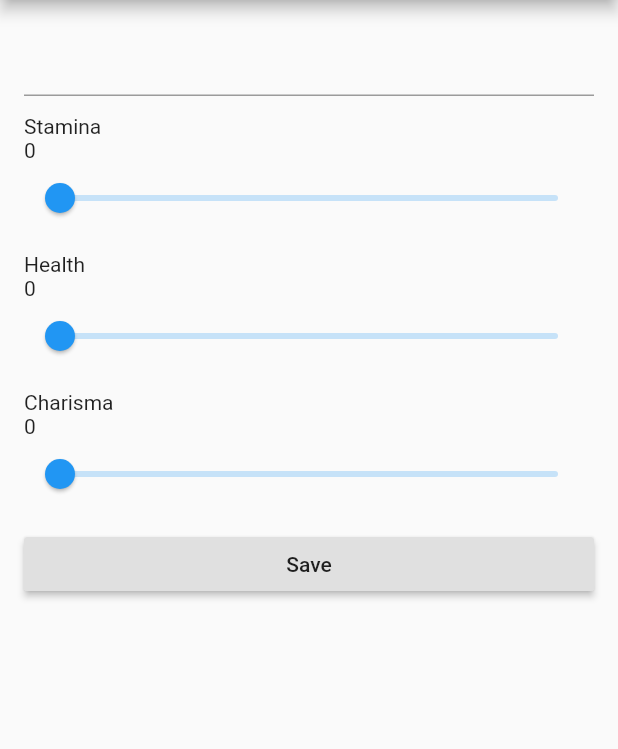
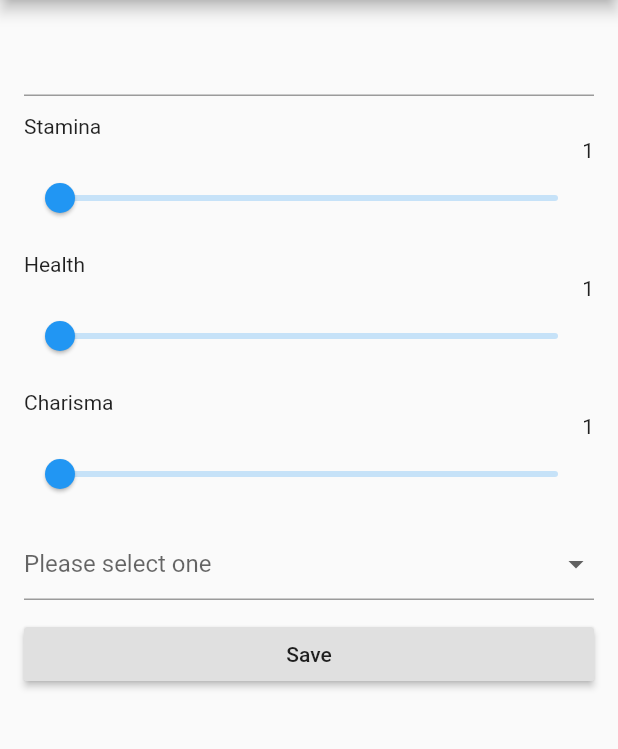
Before and after one commit to R4H4D/HeroApp, a Flutter app: the screen it shows after launch, after a tap on the "add" icon, on a phone screen of 412 x 824 dp, the part 84-833 px from its top. Run offline on Flutter 3.47's test engine with Material 2 defaults, Android fonts, the phone set to English and light mode, and no system bars.

Commit message:
Latest Modifications

```diff
--- a/lib/src/model/hero.dart
+++ b/lib/src/model/hero.dart
@@ -26,6 +26,9 @@ class Hero {
       case Origin.Marvel:
         return "Marvel";
         break;
+      case Origin.None:
+        return null;
+        break;
       default:
         return "Unknown";
     }
--- a/lib/src/util/constraints.dart
+++ b/lib/src/util/constraints.dart
@@ -3,10 +3,11 @@ import 'package:hero/src/model/hero.dart';
 enum Origin {
   DC,
   Marvel,
+  None,
 }
 
-List<Hero> heroes = [
-  Hero(
+Map<int, Hero> heroes = {
+  0: Hero(
     id: 1,
     name: "Batman",
     health: 65,
@@ -15,7 +16,7 @@ List<Hero> heroes = [
     origin: Origin.DC,
     //image: "assets/images/batman.jpg",
   ),
-  Hero(
+  1: Hero(
     id: 2,
     name: "Superman",
     health: 100,
@@ -24,7 +25,7 @@ List<Hero> heroes = [
     origin: Origin.DC,
     //image: "assets/images/superman.jpg",
   ),
-  Hero(
+  2: Hero(
     id: 3,
     name: "Joker",
     health: 60,
@@ -33,7 +34,7 @@ List<Hero> heroes = [
     origin: Origin.DC,
     //image: "assets/images/joker.jpg",
   ),
-  Hero(
+  3: Hero(
     id: 4,
     name: "Captain America",
     health: 90,
@@ -42,7 +43,7 @@ List<Hero> heroes = [
     origin: Origin.Marvel,
     //image: "assets/images/captain.jpg",
   ),
-  Hero(
+  4: Hero(
     id: 5,
     name: "Iron Man",
     health: 85,
@@ -51,4 +52,4 @@ List<Hero> heroes = [
     origin: Origin.Marvel,
     //image: "assets/images/iron_man.jpg",
   ),
-];
+};
--- a/lib/src/view/screen_dashboard.dart
+++ b/lib/src/view/screen_dashboard.dart
@@ -1,7 +1,6 @@
 import 'package:flutter/cupertino.dart';
 import 'package:flutter/material.dart';
 import 'package:hero/src/view/screen_hero_details.dart';
-import 'package:hero/src/util/constraints.dart';
 import 'package:hero/src/util/helper.dart';
 import 'package:hero/src/model/hero.dart' as model;
 import 'package:hero/src/view/widget/widget_insert_hero.dart';
@@ -31,7 +30,7 @@ class _DashboardScreenState extends State<DashboardScreen> {
               builder: (context) => InsertHero(
                 onSuccess: () {
                   setState(() {
-
+                    heroList = Helper.getAllHeroes();
                   });
                 },
               ),
@@ -75,7 +74,7 @@ class _DashboardScreenState extends State<DashboardScreen> {
                           builder: (context) => HeroDetails(
                             id: hero.id, onRefresh: () {
                               setState(() {
-
+                                heroList = Helper.getAllHeroes();
                               });
                             },
                           ),
@@ -133,7 +132,7 @@ class _DashboardScreenState extends State<DashboardScreen> {
                     ),
                   );
                 },
-                itemCount: heroes.length,
+                itemCount: heroList.length,
                 scrollDirection: Axis.vertical,
                 physics: ScrollPhysics(),
               ),
--- a/lib/src/view/widget/widget_insert_hero.dart
+++ b/lib/src/view/widget/widget_insert_hero.dart
@@ -15,10 +15,12 @@ class InsertHero extends StatefulWidget {
 class _InsertHeroState extends State<InsertHero> {
   TextEditingController nameController = TextEditingController();
 
-  int stamina = 0;
-  int health = 0;
-  int charisma = 0;
+  int stamina = 1;
+  int health = 1;
+  int charisma = 1;
+  Origin origin;
   model.Hero hero;
+  GlobalKey<FormState> formKey = GlobalKey<FormState>();
 
   @override
   Widget build(BuildContext context) {
@@ -27,64 +29,102 @@ class _InsertHeroState extends State<InsertHero> {
         automaticallyImplyLeading: true,
         title: Text("New Hero"),
       ),
-      body: ListView(
+      body: Form(
+        key: formKey,
+        child: ListView(
           shrinkWrap: true,
           scrollDirection: Axis.vertical,
           physics: ScrollPhysics(),
           padding: EdgeInsets.all(16),
           children: [
-          TextField(
+            TextFormField(
+              validator: (val) => val.isEmpty ? "* required" : null,
               controller: nameController,
             ),
             SizedBox(height: 12),
             Text("Stamina"),
-          Text("${stamina.toString()}"),
+            Text("${stamina.toString()}", textAlign: TextAlign.right),
             Slider(
               value: stamina.toDouble(),
               onChanged: (val) {
+                if ((val) > 50) {
                   setState(() {
                     stamina = val.toInt();
                   });
+                } else {
+                  return null;
+                }
               },
               max: 100,
-            min: 0,
+              min: 1,
             ),
             SizedBox(height: 12),
             Text("Health"),
-          Text("${health.toString()}"),
+            Text("${health.toString()}", textAlign: TextAlign.right),
             Slider(
               value: health.toDouble(),
               onChanged: (val) {
+                if ((val) > 50) {
                   setState(() {
-                health = val.toInt();
+                    stamina = val.toInt();
                   });
+                } else {
+                  return null;
+                }
               },
               max: 100,
-            min: 0,
+              min: 1,
             ),
             SizedBox(height: 12),
             Text("Charisma"),
-          Text("${charisma.toString()}"),
+            Text("${charisma.toString()}", textAlign: TextAlign.right),
             Slider(
               value: charisma.toDouble(),
               onChanged: (val) {
+                if ((val) > 50) {
                   setState(() {
-                charisma = val.toInt();
+                    stamina = val.toInt();
+                  });
+                } else {
+                  return null;
+                }
+              },
+              max: 100,
+              min: 1,
+            ),
+            SizedBox(height: 12),
+            DropdownButtonFormField(
+              validator: (value) => value == Origin.None ? "* required" : null,
+              hint: Text('Please select one'),
+              // Not necessary for Option 1
+              value: origin,
+              onChanged: (newValue) {
+                setState(() {
+                  origin = newValue;
                 });
               },
-            max: 100,
-            min: 0,
+              items: ["Please select one", "DC", "Marvel"].map((item) {
+                return DropdownMenuItem(
+                  child: new Text(item),
+                  value: item.toLowerCase() == "please select one"
+                      ? Origin.None
+                      : item == "DC"
+                          ? Origin.DC
+                          : Origin.Marvel,
+                );
+              }).toList(),
             ),
             SizedBox(height: 12),
             RaisedButton(
               onPressed: () {
+                if (formKey.currentState.validate()) {
                   hero = model.Hero(
                     id: Helper.getAllHeroes().first.id + 1,
                     name: nameController.text,
                     health: health,
                     charisma: charisma,
                     stamina: stamina,
-                  origin: Origin.DC
+                    origin: origin,
                   );
                   if (Helper.createHero(hero)) {
                     Navigator.of(context).pop();
@@ -92,11 +132,13 @@ class _InsertHeroState extends State<InsertHero> {
                   } else {
                     print("Insert failed");
                   }
+                }
               },
               child: Text("Save"),
             ),
           ],
         ),
+      ),
     );
   }
 }
```
Also changed, not shown: lib/src/util/helper.dart (+35 -18 lines), lib/src/view/screen_hero_details.dart (+38 -15 lines), lib/src/view/widget/widget_update_hero.dart (+52 -15 lines). Lines whose indentation alone changed are shown as unchanged.
